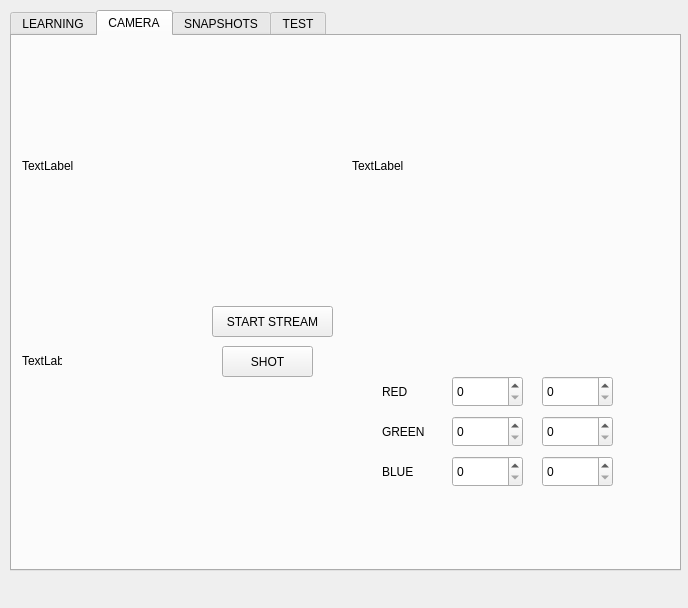
Old version of the form mainwindow.ui in the repository ahmetcihan/hand_recognition.
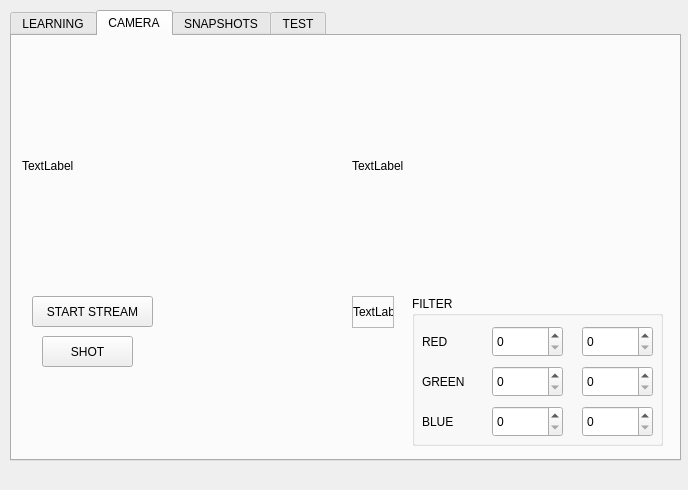
New version of the form. The open tabs and pages were chosen to show the change.

```diff
--- a/mainwindow.ui
+++ b/mainwindow.ui
@@ -7,7 +7,7 @@
     <x>0</x>
     <y>0</y>
     <width>688</width>
-    <height>608</height>
+    <height>490</height>
    </rect>
   </property>
   <property name="windowTitle">
@@ -20,7 +20,7 @@
       <x>10</x>
       <y>10</y>
       <width>671</width>
-      <height>561</height>
+      <height>451</height>
      </rect>
     </property>
     <property name="currentIndex">
@@ -407,24 +407,11 @@
        <string>TextLabel</string>
       </property>
      </widget>
-     <widget class="QLabel" name="label_video_small_monochrome">
-      <property name="geometry">
-       <rect>
-        <x>10</x>
-        <y>310</y>
-        <width>40</width>
-        <height>30</height>
-       </rect>
-      </property>
-      <property name="text">
-       <string>TextLabel</string>
-      </property>
-     </widget>
      <widget class="QPushButton" name="pushButton_shot">
       <property name="geometry">
        <rect>
-        <x>210</x>
-        <y>310</y>
+        <x>30</x>
+        <y>300</y>
         <width>91</width>
         <height>31</height>
        </rect>
@@ -436,8 +423,8 @@
      <widget class="QPushButton" name="pushButton_start_stream">
       <property name="geometry">
        <rect>
-        <x>200</x>
-        <y>270</y>
+        <x>20</x>
+        <y>260</y>
         <width>121</width>
         <height>31</height>
        </rect>
@@ -446,63 +433,23 @@
        <string>START STREAM</string>
       </property>
      </widget>
-     <widget class="QLabel" name="label_2">
+     <widget class="QGroupBox" name="groupBox">
       <property name="geometry">
        <rect>
-        <x>370</x>
-        <y>340</y>
-        <width>67</width>
-        <height>31</height>
+        <x>400</x>
+        <y>260</y>
+        <width>251</width>
+        <height>150</height>
        </rect>
       </property>
-      <property name="text">
-       <string>RED</string>
+      <property name="title">
+       <string>FILTER</string>
       </property>
-     </widget>
-     <widget class="QSpinBox" name="spinBox_red_min">
+      <widget class="QSpinBox" name="spinBox_blue_max">
       <property name="geometry">
        <rect>
-        <x>440</x>
-        <y>340</y>
-        <width>71</width>
-        <height>31</height>
-       </rect>
-      </property>
-      <property name="maximum">
-       <number>255</number>
-      </property>
-     </widget>
-     <widget class="QSpinBox" name="spinBox_red_max">
-      <property name="geometry">
-       <rect>
-        <x>530</x>
-        <y>340</y>
-        <width>71</width>
-        <height>31</height>
-       </rect>
-      </property>
-      <property name="maximum">
-       <number>255</number>
-      </property>
-     </widget>
-     <widget class="QLabel" name="label_3">
-      <property name="geometry">
-       <rect>
-        <x>370</x>
-        <y>380</y>
-        <width>67</width>
-        <height>31</height>
-       </rect>
-      </property>
-      <property name="text">
-       <string>GREEN</string>
-      </property>
-     </widget>
-     <widget class="QSpinBox" name="spinBox_green_min">
-      <property name="geometry">
-       <rect>
-        <x>440</x>
-        <y>380</y>
+         <x>170</x>
+         <y>110</y>
         <width>71</width>
         <height>31</height>
        </rect>
@@ -514,8 +461,21 @@
      <widget class="QSpinBox" name="spinBox_green_max">
       <property name="geometry">
        <rect>
-        <x>530</x>
-        <y>380</y>
+         <x>170</x>
+         <y>70</y>
+         <width>71</width>
+         <height>31</height>
+        </rect>
+       </property>
+       <property name="maximum">
+        <number>255</number>
+       </property>
+      </widget>
+      <widget class="QSpinBox" name="spinBox_blue_min">
+       <property name="geometry">
+        <rect>
+         <x>80</x>
+         <y>110</y>
         <width>71</width>
         <height>31</height>
        </rect>
@@ -527,8 +487,8 @@
      <widget class="QLabel" name="label_4">
       <property name="geometry">
        <rect>
-        <x>370</x>
-        <y>420</y>
+         <x>10</x>
+         <y>110</y>
         <width>67</width>
         <height>31</height>
        </rect>
@@ -537,11 +497,24 @@
        <string>BLUE</string>
       </property>
      </widget>
-     <widget class="QSpinBox" name="spinBox_blue_min">
+      <widget class="QLabel" name="label_3">
       <property name="geometry">
        <rect>
-        <x>440</x>
-        <y>420</y>
+         <x>10</x>
+         <y>70</y>
+         <width>67</width>
+         <height>31</height>
+        </rect>
+       </property>
+       <property name="text">
+        <string>GREEN</string>
+       </property>
+      </widget>
+      <widget class="QSpinBox" name="spinBox_green_min">
+       <property name="geometry">
+        <rect>
+         <x>80</x>
+         <y>70</y>
         <width>71</width>
         <height>31</height>
        </rect>
@@ -550,11 +523,11 @@
        <number>255</number>
       </property>
      </widget>
-     <widget class="QSpinBox" name="spinBox_blue_max">
+      <widget class="QSpinBox" name="spinBox_red_min">
       <property name="geometry">
        <rect>
-        <x>530</x>
-        <y>420</y>
+         <x>80</x>
+         <y>30</y>
         <width>71</width>
         <height>31</height>
        </rect>
@@ -562,6 +535,62 @@
       <property name="maximum">
        <number>255</number>
       </property>
+      </widget>
+      <widget class="QLabel" name="label_2">
+       <property name="geometry">
+        <rect>
+         <x>10</x>
+         <y>30</y>
+         <width>67</width>
+         <height>31</height>
+        </rect>
+       </property>
+       <property name="text">
+        <string>RED</string>
+       </property>
+      </widget>
+      <widget class="QSpinBox" name="spinBox_red_max">
+       <property name="geometry">
+        <rect>
+         <x>170</x>
+         <y>30</y>
+         <width>71</width>
+         <height>31</height>
+        </rect>
+       </property>
+       <property name="maximum">
+        <number>255</number>
+       </property>
+      </widget>
+     </widget>
+     <widget class="QFrame" name="frame_2">
+      <property name="geometry">
+       <rect>
+        <x>340</x>
+        <y>260</y>
+        <width>42</width>
+        <height>32</height>
+       </rect>
+      </property>
+      <property name="frameShape">
+       <enum>QFrame::StyledPanel</enum>
+      </property>
+      <property name="frameShadow">
+       <enum>QFrame::Raised</enum>
+      </property>
+      <widget class="QLabel" name="label_video_small_monochrome">
+       <property name="geometry">
+        <rect>
+         <x>1</x>
+         <y>1</y>
+         <width>40</width>
+         <height>30</height>
+        </rect>
+       </property>
+       <property name="text">
+        <string>TextLabel</string>
+       </property>
+      </widget>
      </widget>
     </widget>
     <widget class="QWidget" name="tab_3">
```
Left out of the diff: 44 changed lines with no effect on the pictures. Lines whose indentation alone changed are shown as unchanged.
